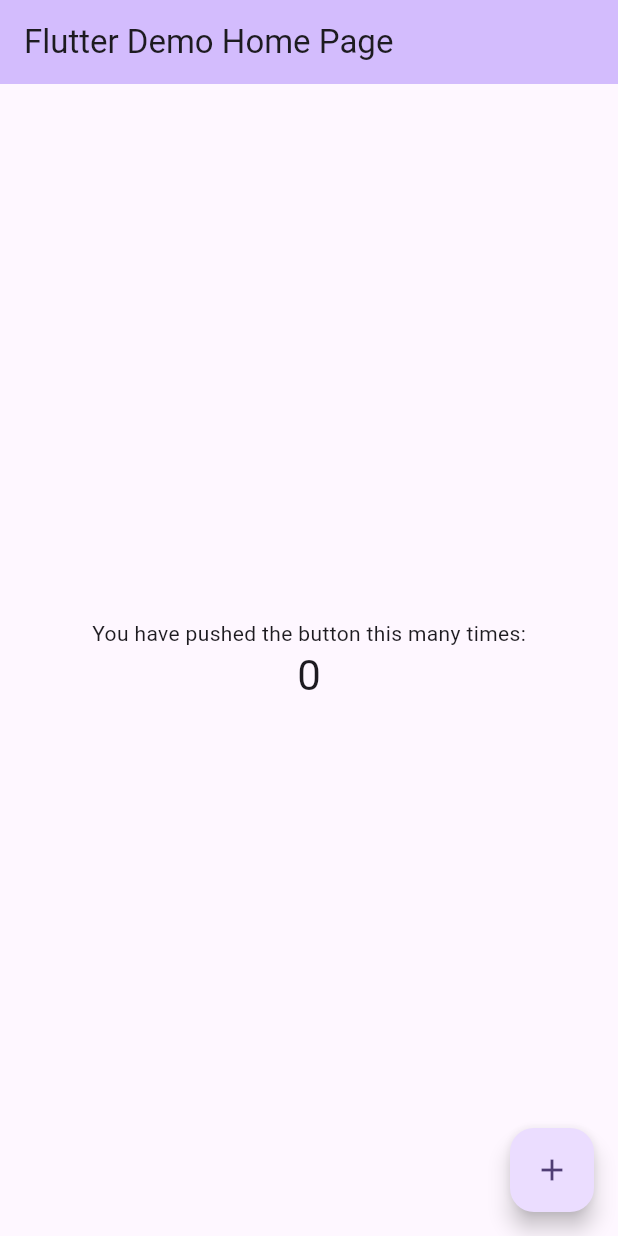
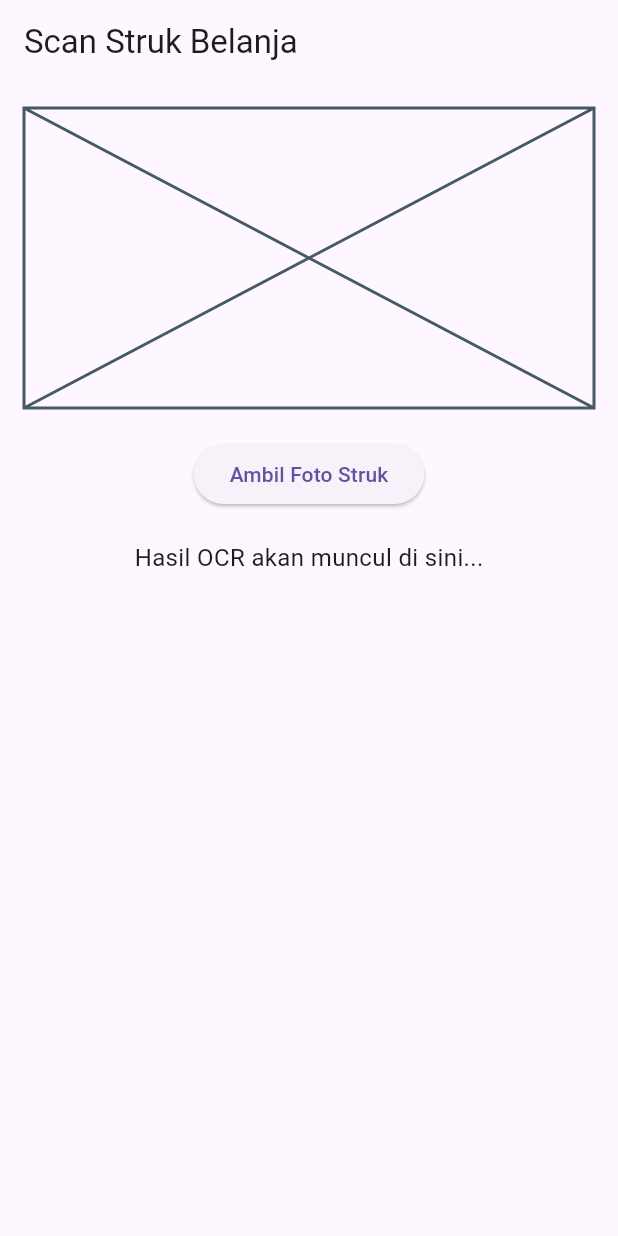
Before and after one commit to ymrief/Project-MiniPersonalFinanceApp, a Flutter app: the screen it shows after launch, on a phone screen of 412 x 824 dp. Run offline on Flutter 3.47's test engine with Material 3 defaults, Android fonts, the phone set to English and light mode, and no system bars; our stand-ins replace image_picker; missing offline and left inert: google_mlkit_text_recognition.

Commit message:
implement receipt scanning using ML Kit

```diff
--- a/lib/main.dart
+++ b/lib/main.dart
@@ -1,4 +1,5 @@
 import 'package:flutter/material.dart';
+import 'ocr_page.dart';
 
 void main() {
   runApp(const MyApp());
@@ -7,116 +8,15 @@ void main() {
 class MyApp extends StatelessWidget {
   const MyApp({super.key});
 
-  // This widget is the root of your application.
   @override
   Widget build(BuildContext context) {
     return MaterialApp(
-      title: 'Flutter Demo',
+      debugShowCheckedModeBanner: false,
+      title: 'OCR Struk App',
       theme: ThemeData(
-        // This is the theme of your application.
-        //
-        // TRY THIS: Try running your application with "flutter run". You'll see
-        // the application has a purple toolbar. Then, without quitting the app,
-        // try changing the seedColor in the colorScheme below to Colors.green
-        // and then invoke "hot reload" (save your changes or press the "hot
-        // reload" button in a Flutter-supported IDE, or press "r" if you used
-        // the command line to start the app).
-        //
-        // Notice that the counter didn't reset back to zero; the application
-        // state is not lost during the reload. To reset the state, use hot
-        // restart instead.
-        //
-        // This works for code too, not just values: Most code changes can be
-        // tested with just a hot reload.
-        colorScheme: ColorScheme.fromSeed(seedColor: Colors.deepPurple),
+        primarySwatch: Colors.blue,
       ),
-      home: const MyHomePage(title: 'Flutter Demo Home Page'),
+      home: OCRPage(),
     );
   }
 }
-
-class MyHomePage extends StatefulWidget {
-  const MyHomePage({super.key, required this.title});
-
-  // This widget is the home page of your application. It is stateful, meaning
-  // that it has a State object (defined below) that contains fields that affect
-  // how it looks.
-
-  // This class is the configuration for the state. It holds the values (in this
-  // case the title) provided by the parent (in this case the App widget) and
-  // used by the build method of the State. Fields in a Widget subclass are
-  // always marked "final".
-
-  final String title;
-
-  @override
-  State<MyHomePage> createState() => _MyHomePageState();
-}
-
-class _MyHomePageState extends State<MyHomePage> {
-  int _counter = 0;
-
-  void _incrementCounter() {
-    setState(() {
-      // This call to setState tells the Flutter framework that something has
-      // changed in this State, which causes it to rerun the build method below
-      // so that the display can reflect the updated values. If we changed
-      // _counter without calling setState(), then the build method would not be
-      // called again, and so nothing would appear to happen.
-      _counter++;
-    });
-  }
-
-  @override
-  Widget build(BuildContext context) {
-    // This method is rerun every time setState is called, for instance as done
-    // by the _incrementCounter method above.
-    //
-    // The Flutter framework has been optimized to make rerunning build methods
-    // fast, so that you can just rebuild anything that needs updating rather
-    // than having to individually change instances of widgets.
-    return Scaffold(
-      appBar: AppBar(
-        // TRY THIS: Try changing the color here to a specific color (to
-        // Colors.amber, perhaps?) and trigger a hot reload to see the AppBar
-        // change color while the other colors stay the same.
-        backgroundColor: Theme.of(context).colorScheme.inversePrimary,
-        // Here we take the value from the MyHomePage object that was created by
-        // the App.build method, and use it to set our appbar title.
-        title: Text(widget.title),
-      ),
-      body: Center(
-        // Center is a layout widget. It takes a single child and positions it
-        // in the middle of the parent.
-        child: Column(
-          // Column is also a layout widget. It takes a list of children and
-          // arranges them vertically. By default, it sizes itself to fit its
-          // children horizontally, and tries to be as tall as its parent.
-          //
-          // Column has various properties to control how it sizes itself and
-          // how it positions its children. Here we use mainAxisAlignment to
-          // center the children vertically; the main axis here is the vertical
-          // axis because Columns are vertical (the cross axis would be
-          // horizontal).
-          //
-          // TRY THIS: Invoke "debug painting" (choose the "Toggle Debug Paint"
-          // action in the IDE, or press "p" in the console), to see the
-          // wireframe for each widget.
-          mainAxisAlignment: MainAxisAlignment.center,
-          children: <Widget>[
-            const Text('You have pushed the button this many times:'),
-            Text(
-              '$_counter',
-              style: Theme.of(context).textTheme.headlineMedium,
-            ),
-          ],
-        ),
-      ),
-      floatingActionButton: FloatingActionButton(
-        onPressed: _incrementCounter,
-        tooltip: 'Increment',
-        child: const Icon(Icons.add),
-      ), // This trailing comma makes auto-formatting nicer for build methods.
-    );
-  }
-}
--- /dev/null
+++ b/lib/ocr_page.dart
@@ -0,0 +1,73 @@
+import 'dart:io';
+import 'package:flutter/material.dart';
+import 'package:image_picker/image_picker.dart';
+import 'package:google_mlkit_text_recognition/google_mlkit_text_recognition.dart';
+
+class OCRPage extends StatefulWidget {
+  const OCRPage({super.key});
+
+  @override
+  State<OCRPage> createState() => _OCRPageState();
+}
+
+class _OCRPageState extends State<OCRPage> {
+  File? _image;
+  String _recognizedText = "";
+
+  /// Ambil foto dari kamera
+  Future<void> _pickImage() async {
+    final pickedFile = await ImagePicker().pickImage(source: ImageSource.camera);
+
+    if (pickedFile != null) {
+      setState(() {
+        _image = File(pickedFile.path);
+      });
+
+      _runOCR(File(pickedFile.path));
+    }
+  }
+
+  /// Jalankan OCR pakai Google ML Kit
+  Future<void> _runOCR(File imageFile) async {
+    final inputImage = InputImage.fromFile(imageFile);
+    final textRecognizer = TextRecognizer(script: TextRecognitionScript.latin);
+
+    final RecognizedText recognizedText =
+    await textRecognizer.processImage(inputImage);
+
+    setState(() {
+      _recognizedText = recognizedText.text;
+    });
+
+    textRecognizer.close();
+  }
+
+  @override
+  Widget build(BuildContext context) {
+    return Scaffold(
+      appBar: AppBar(title: const Text("Scan Struk Belanja")),
+      body: SingleChildScrollView(
+        padding: const EdgeInsets.all(16),
+        child: Column(
+          children: [
+            _image != null
+                ? Image.file(_image!)
+                : const Placeholder(fallbackHeight: 200),
+            const SizedBox(height: 20),
+            ElevatedButton(
+              onPressed: _pickImage,
+              child: const Text("Ambil Foto Struk"),
+            ),
+            const SizedBox(height: 20),
+            Text(
+              _recognizedText.isNotEmpty
+                  ? _recognizedText
+                  : "Hasil OCR akan muncul di sini...",
+              style: const TextStyle(fontSize: 16),
+            ),
+          ],
+        ),
+      ),
+    );
+  }
+}
```
Also changed, not shown: pubspec.yaml (+13 -0 lines), pubspec.lock, 1 other file.
